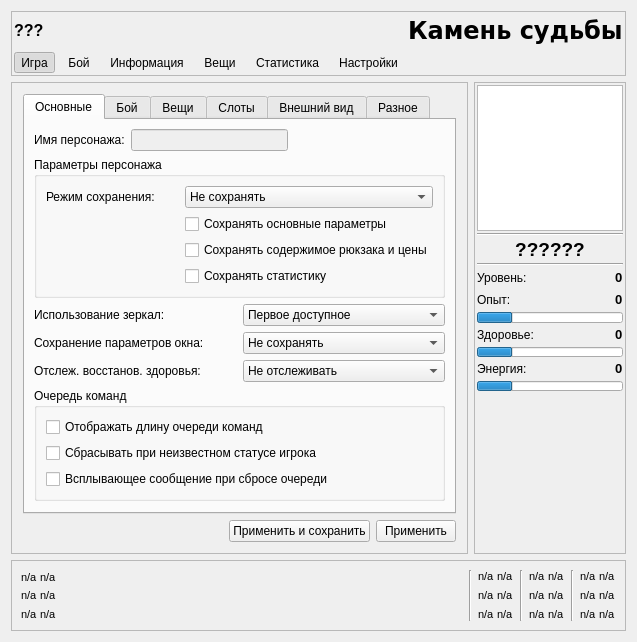
This is main_window.ui in sofgame-plugin/psiplus-plugin as Qt 5 draws it before an edit. The edited form follows.
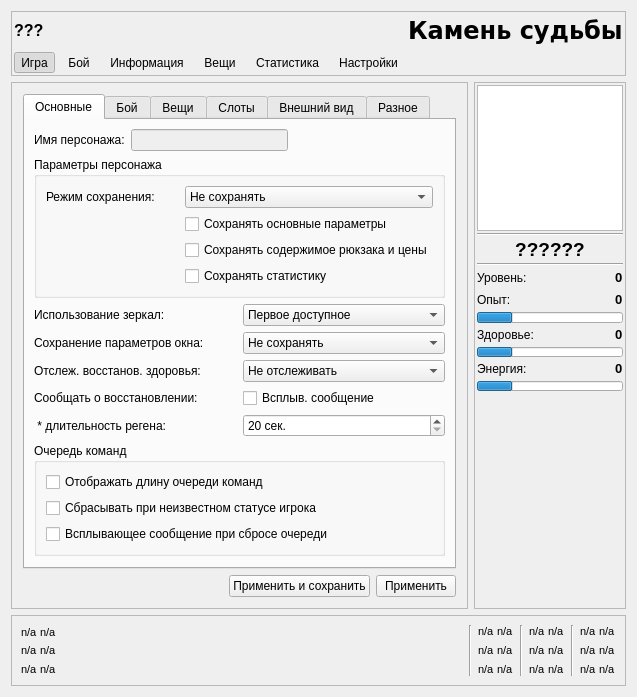
This is the edited form. The open tabs and pages were chosen to show the change. Icons and pictures are not drawn. Custom widgets are drawn as their Qt base class.

Commit message: Добавлено уведомление о завершении регена

```diff
--- a/main_window.ui
+++ b/main_window.ui
@@ -7,7 +7,7 @@
     <x>0</x>
     <y>0</y>
     <width>637</width>
-    <height>612</height>
+    <height>652</height>
    </rect>
   </property>
   <property name="windowTitle">
@@ -1647,6 +1647,43 @@
                     </item>
                    </widget>
                   </item>
+                  <item row="4" column="0">
+                   <widget class="QLabel" name="label_10">
+                    <property name="toolTip">
+                     <string>Если регенерация будет длиться не менее указанного количества секунд, то по окончанию регенерации появится сообшение.</string>
+                    </property>
+                    <property name="text">
+                     <string> * длительность регена:</string>
+                    </property>
+                   </widget>
+                  </item>
+                  <item row="4" column="1">
+                   <widget class="QSpinBox" name="restDurationPopup">
+                    <property name="suffix">
+                     <string> сек.</string>
+                    </property>
+                    <property name="minimum">
+                     <number>20</number>
+                    </property>
+                    <property name="maximum">
+                     <number>1000000</number>
+                    </property>
+                   </widget>
+                  </item>
+                  <item row="3" column="0">
+                   <widget class="QLabel" name="label_11">
+                    <property name="text">
+                     <string>Сообщать о восстановлении:</string>
+                    </property>
+                   </widget>
+                  </item>
+                  <item row="3" column="1">
+                   <widget class="QCheckBox" name="restPopup">
+                    <property name="text">
+                     <string>Всплыв. сообщение</string>
+                    </property>
+                   </widget>
+                  </item>
                  </layout>
                 </item>
                 <item>
```
The commit also changes 6 other files.
